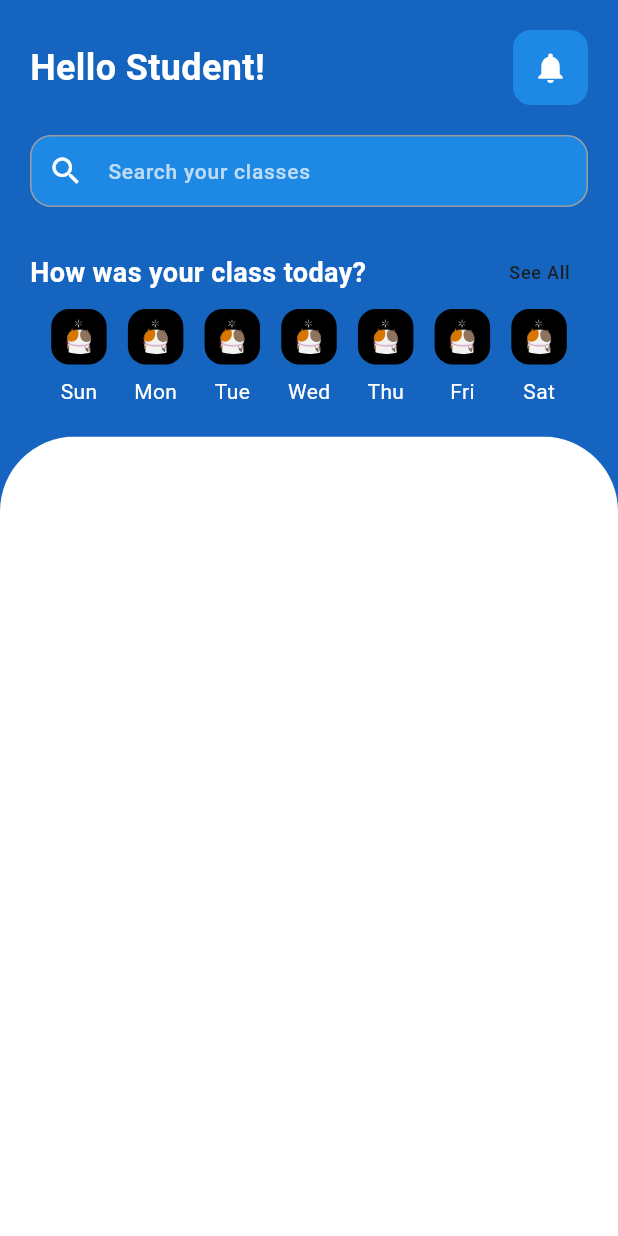
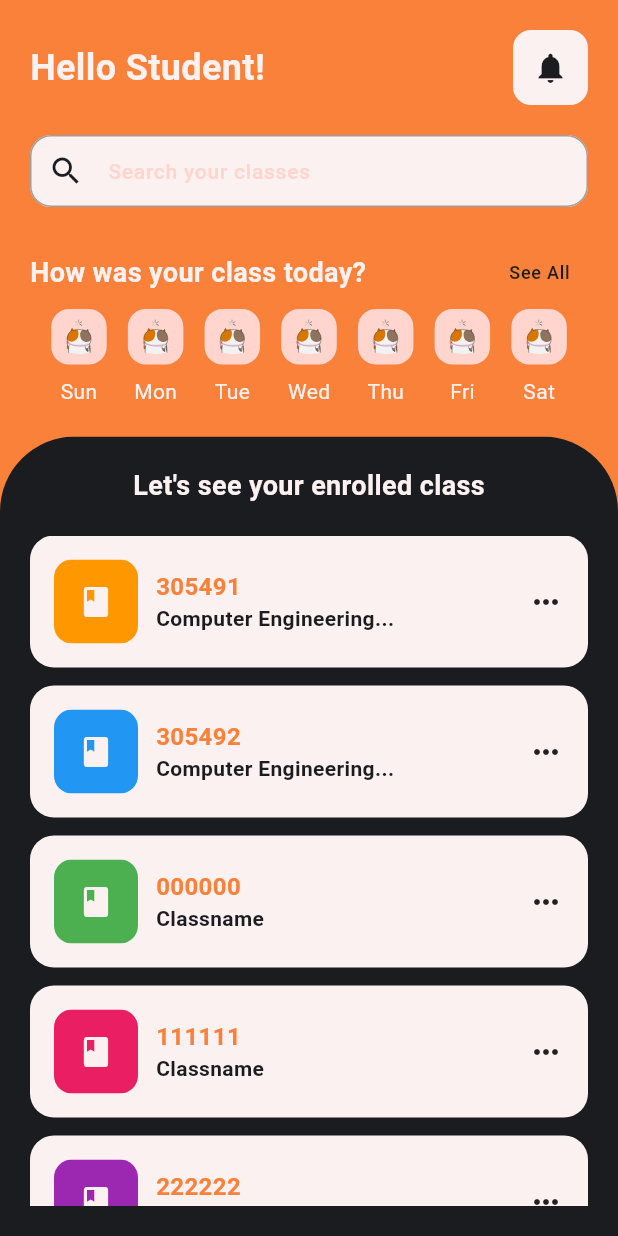
Before and after one commit to korawutp/P4Project, a Flutter app: the HomeScreen screen opened directly, on a phone screen of 412 x 824 dp. Run offline on Flutter 3.47's test engine with Material 3 defaults, Android fonts, the phone set to English and light mode, and no system bars; our stand-ins replace flutter_heatmap_calendar, get, get_storage, iconsax, logger, lottie and 2 more; accounts and stored records are empty; Roboto replaces fonts that are missing (Poppins).

Commit message:
history page

```diff
--- a/lib/screens/1_home/home.dart
+++ b/lib/screens/1_home/home.dart
@@ -1,6 +1,11 @@
+//! popupnotification
+//! touchable mini_history
+
 import 'package:flutter/material.dart';
+import 'package:workproject/screens/1_home/widgets/home_classtile.dart';
 import 'package:workproject/screens/1_home/widgets/home_days.dart';
 import 'package:workproject/screens/1_home/widgets/home_searchbar.dart';
+import 'package:workproject/screens/3_history/history.dart';
 
 class HomeScreen extends StatefulWidget {
   const HomeScreen({super.key});
@@ -13,7 +18,7 @@ class _HomeScreenState extends State<HomeScreen> {
   @override
   Widget build(BuildContext context) {
     return Scaffold(
-      backgroundColor: Colors.blue[800],
+      backgroundColor: Color(0xFFF9813A),
       body: Column(
         children: [
           SizedBox(
@@ -31,7 +36,7 @@ class _HomeScreenState extends State<HomeScreen> {
                     Text(
                       'Hello Student!',
                       style: TextStyle(
-                        color: Colors.white,
+                        color: Color(0xFFFCF1F1),
                         fontSize: 24,
                         fontWeight: FontWeight.bold,
                       ),
@@ -44,12 +49,12 @@ class _HomeScreenState extends State<HomeScreen> {
                         shape: RoundedRectangleBorder(
                           borderRadius: BorderRadius.circular(12),
                         ),
-                        backgroundColor: Colors.blue[600],
+                        backgroundColor: Color(0xFFFCF1F1),
                         fixedSize: const Size(50, 50),
                       ),
                       icon: const Icon(
                         Icons.notifications,
-                        color: Colors.white,
+                        color: Color(0xFF1A1C20),
                       ),
                     ),
                   ],
@@ -73,13 +78,18 @@ class _HomeScreenState extends State<HomeScreen> {
                     Text(
                       'How was your class today?',
                       style: TextStyle(
-                        color: Colors.white,
+                        color: Color(0xFFFCF1F1),
                         fontSize: 18,
                         fontWeight: FontWeight.bold,
                       ),
                     ),
                     TextButton(
-                      onPressed: () {},
+                      onPressed: () {
+                        Navigator.push(
+                            context,
+                            MaterialPageRoute(
+                                builder: (context) => HistoryScreen()));
+                      },
                       child: Text(
                         'See All',
                         style: Theme.of(context).textTheme.bodyLarge?.copyWith(
@@ -107,7 +117,66 @@ class _HomeScreenState extends State<HomeScreen> {
                 topRight: Radius.circular(50),
               ),
               child: Container(
-                color: Colors.white,
+                padding: EdgeInsets.all(20),
+                color: Color(0xFF1A1C20),
+                child: Center(
+                  child: Column(
+                    children: [
+                      Row(
+                        mainAxisAlignment: MainAxisAlignment.center,
+                        children: [
+                          Text(
+                            "Let's see your enrolled class",
+                            style: TextStyle(
+                              fontWeight: FontWeight.bold,
+                              fontSize: 18,
+                              color: Color(0xFFFCF1F1),
+                            ),
+                          ),
+                        ],
+                      ),
+                      SizedBox(
+                        height: 20,
+                      ),
+                      Expanded(
+                        child: ListView(
+                          children: [
+                            HomeClasstile(
+                              icon: Icons.class_,
+                              classNumber: '305491',
+                              className: 'Computer Engineering...',
+                              color: Colors.orange,
+                            ),
+                            HomeClasstile(
+                              icon: Icons.class_,
+                              classNumber: '305492',
+                              className: 'Computer Engineering...',
+                              color: Colors.blue,
+                            ),
+                            HomeClasstile(
+                              icon: Icons.class_,
+                              classNumber: '000000',
+                              className: 'Classname',
+                              color: Colors.green,
+                            ),
+                            HomeClasstile(
+                              icon: Icons.class_,
+                              classNumber: '111111',
+                              className: 'Classname',
+                              color: Colors.pink,
+                            ),
+                            HomeClasstile(
+                              icon: Icons.class_,
+                              classNumber: '222222',
+                              className: 'Classname',
+                              color: Colors.purple,
+                            ),
+                          ],
+                        ),
+                      )
+                    ],
+                  ),
+                ),
               ),
             ),
           ),
--- /dev/null
+++ b/lib/screens/1_home/widgets/home_classtile.dart
@@ -0,0 +1,75 @@
+import 'package:flutter/material.dart';
+
+class HomeClasstile extends StatelessWidget {
+  final icon;
+  final String className;
+  final String classNumber;
+  final color;
+
+  const HomeClasstile({
+    Key? key,
+    required this.icon,
+    required this.className,
+    required this.classNumber,
+    required this.color,
+  }) : super(key: key);
+
+  @override
+  Widget build(BuildContext context) {
+    return Padding(
+      padding: const EdgeInsets.only(bottom: 12),
+      child: Container(
+        padding: EdgeInsets.all(16),
+        decoration: BoxDecoration(
+          color: Color(0xFFFCF1F1),
+          borderRadius: BorderRadius.circular(16),
+        ),
+        child: Row(
+          mainAxisAlignment: MainAxisAlignment.spaceBetween,
+          children: [
+            Row(
+              children: [
+                ClipRRect(
+                  borderRadius: BorderRadius.circular(12),
+                  child: Container(
+                      padding: EdgeInsets.all(16),
+                      color: color,
+                      child: Icon(
+                        icon,
+                        color: Color(0xFFFCF1F1),
+                      )),
+                ),
+                SizedBox(
+                  width: 12,
+                ),
+                Column(
+                  crossAxisAlignment: CrossAxisAlignment.start,
+                  children: [
+                    // title
+                    Text(
+                      classNumber,
+                      style: TextStyle(
+                        fontWeight: FontWeight.bold,
+                        fontSize: 16,
+                        color: Color(0xFFF9813A),
+                      ),
+                    ),
+                    // subtitle
+                    Text(
+                      className,
+                      style: TextStyle(
+                          fontWeight: FontWeight.bold,
+                          color: Color(0xFF1A1C20),
+                          fontSize: 14),
+                    ),
+                  ],
+                ),
+              ],
+            ),
+            Icon(Icons.more_horiz),
+          ],
+        ),
+      ),
+    );
+  }
+}
--- a/lib/screens/1_home/widgets/home_days.dart
+++ b/lib/screens/1_home/widgets/home_days.dart
@@ -19,7 +19,7 @@ class HomeDays extends StatelessWidget {
             Text(
               'Sun',
               style: TextStyle(
-                color: Colors.white,
+                color: Color(0xFFFCF1F1),
               ),
             )
           ],
@@ -35,7 +35,7 @@ class HomeDays extends StatelessWidget {
             Text(
               'Mon',
               style: TextStyle(
-                color: Colors.white,
+                color: Color(0xFFFCF1F1),
               ),
             )
           ],
@@ -51,7 +51,7 @@ class HomeDays extends StatelessWidget {
             Text(
               'Tue',
               style: TextStyle(
-                color: Colors.white,
+                color: Color(0xFFFCF1F1),
               ),
             )
           ],
@@ -67,7 +67,7 @@ class HomeDays extends StatelessWidget {
             Text(
               'Wed',
               style: TextStyle(
-                color: Colors.white,
+                color: Color(0xFFFCF1F1),
               ),
             )
           ],
@@ -83,7 +83,7 @@ class HomeDays extends StatelessWidget {
             Text(
               'Thu',
               style: TextStyle(
-                color: Colors.white,
+                color: Color(0xFFFCF1F1),
               ),
             )
           ],
@@ -99,7 +99,7 @@ class HomeDays extends StatelessWidget {
             Text(
               'Fri',
               style: TextStyle(
-                color: Colors.white,
+                color: Color(0xFFFCF1F1),
               ),
             )
           ],
@@ -115,7 +115,7 @@ class HomeDays extends StatelessWidget {
             Text(
               'Sat',
               style: TextStyle(
-                color: Colors.white,
+                color: Color(0xFFFCF1F1),
               ),
             )
           ],
--- a/lib/screens/1_home/widgets/home_historybar.dart
+++ b/lib/screens/1_home/widgets/home_historybar.dart
@@ -8,7 +8,7 @@ class Historybar extends StatelessWidget {
   Widget build(BuildContext context) {
     return Container(
       decoration: BoxDecoration(
-        color: Colors.black,
+        color: Color(0xFFFFD5CD),
         borderRadius: BorderRadius.circular(12),
       ),
       padding: EdgeInsets.all(6),
--- a/lib/screens/1_home/widgets/home_searchbar.dart
+++ b/lib/screens/1_home/widgets/home_searchbar.dart
@@ -9,16 +9,16 @@ class HomeSearchBar extends StatelessWidget {
       decoration: InputDecoration(
         prefixIcon: const Icon(
           Icons.search,
-          color: Colors.white,
+          color: Color(0xFF1A1C20),
           size: 24,
         ),
         floatingLabelBehavior: FloatingLabelBehavior.never,
         labelText: "Search your classes",
         labelStyle: const TextStyle(
-          color: Colors.white70,
+          color: Color(0xFFFFD5CD),
         ),
         filled: true,
-        fillColor: Colors.blue[600],
+        fillColor: Color(0xFFFCF1F1),
         border: OutlineInputBorder(
           borderRadius: BorderRadius.circular(12),
         ),
--- a/lib/screens/3_history/history.dart
+++ b/lib/screens/3_history/history.dart
@@ -1,4 +1,5 @@
 import 'package:flutter/material.dart';
+import 'package:flutter_heatmap_calendar/flutter_heatmap_calendar.dart';
 
 class HistoryScreen extends StatelessWidget {
   const HistoryScreen({super.key});
@@ -6,11 +7,34 @@ class HistoryScreen extends StatelessWidget {
   @override
   Widget build(BuildContext context) {
     return Scaffold(
+      backgroundColor: Colors.purple[50],
       appBar: AppBar(
+        automaticallyImplyLeading: false,
         title: Text('History'),
       ),
-      body: Center(
-        child: Text('History'),
+      body: HeatMap(
+        datasets: {
+          DateTime(2024, 1, 13): 3,
+          DateTime(2024, 1, 14): 7,
+          DateTime(2024, 1, 15): 10,
+          DateTime(2024, 1, 16): 13,
+          DateTime(2024, 1, 17): 6,
+        },
+        startDate: DateTime.now(),
+        endDate: DateTime.now().add(Duration(days: 20)),
+        size: 40,
+        textColor: Colors.orange,
+        colorMode: ColorMode.opacity,
+        showText: false,
+        scrollable: true,
+        colorsets: {
+          1: Colors.green,
+          2: Colors.red,
+        },
+        onClick: (value) {
+          ScaffoldMessenger.of(context)
+              .showSnackBar(SnackBar(content: Text(value.toString())));
+        },
       ),
     );
   }
--- a/pubspec.yaml
+++ b/pubspec.yaml
@@ -32,6 +32,7 @@ dependencies:
   lottie: ^2.7.0
   rive: ^0.12.4
   liquid_pull_to_refresh: ^3.0.1
+  flutter_heatmap_calendar: ^1.0.5
 
 
 # ------------------- DEV DEPENDENCIES ------------------- #
```
Also changed, not shown: pubspec.lock, 1 other file.
